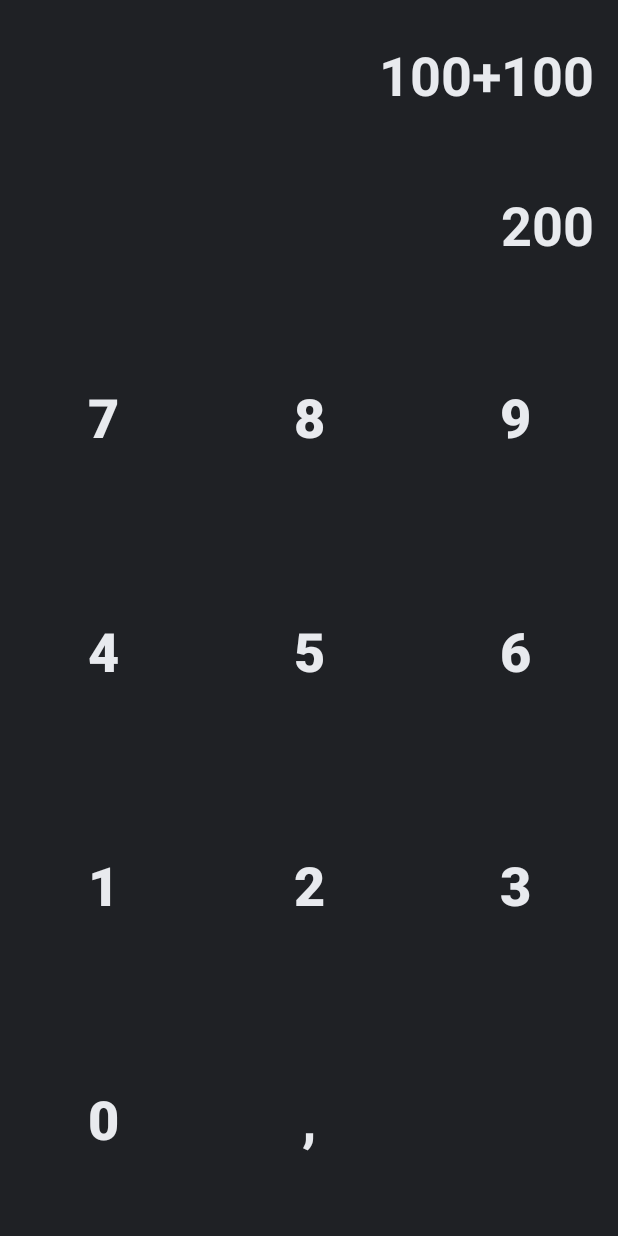
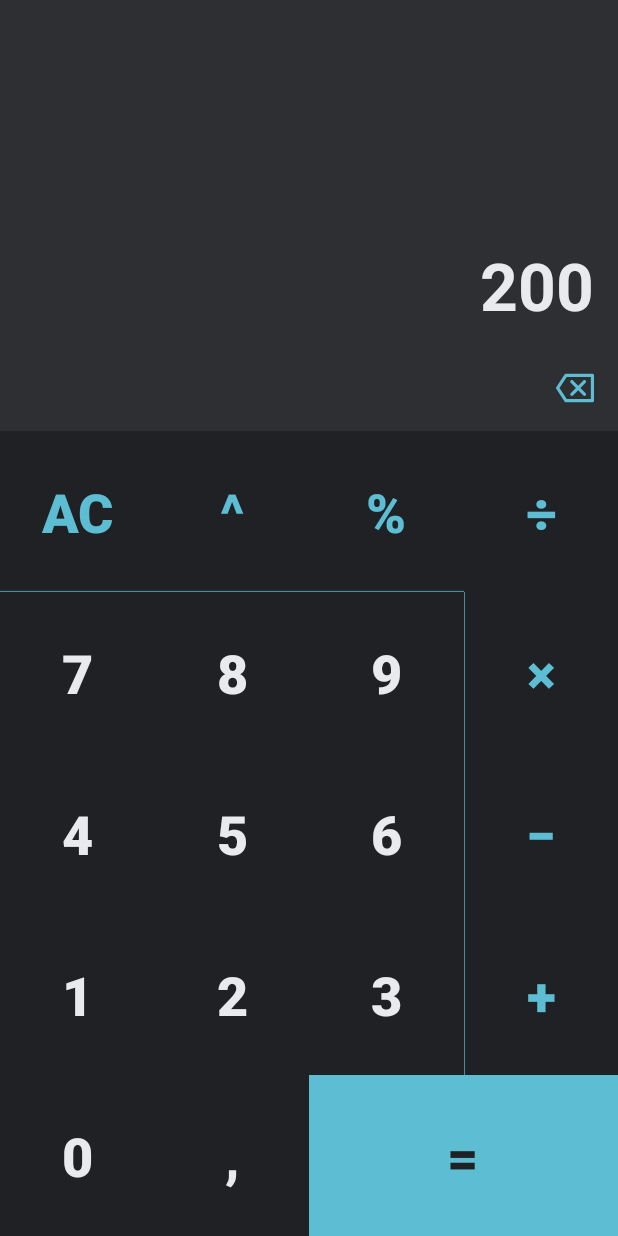
Before and after one commit to Jeff-Soares/android_calculator_app, an Android app: the layout activity_main.xml on its own in the app's theme, with its tools: preview values and no code run, on a phone screen of 412 x 824 dp. Run offline under Robolectric (Android 15) with nearby library versions, the phone set to English and light mode, and no system bars.

Commit message:
Improved base layout

```diff
--- a/app/build.gradle
+++ b/app/build.gradle
@@ -1,6 +1,7 @@
 plugins {
     id 'com.android.application'
     id 'kotlin-android'
+    id 'kotlin-kapt'
 }
 
 android {
@@ -30,6 +31,11 @@ android {
     kotlinOptions {
         jvmTarget = '1.8'
     }
+
+    buildFeatures{
+        viewBinding true
+        dataBinding true
+    }
 }
 
 dependencies {
--- a/app/src/main/java/com/jx/calculator/MainActivity.kt
+++ b/app/src/main/java/com/jx/calculator/MainActivity.kt
@@ -2,10 +2,18 @@ package com.jx.calculator
 
 import androidx.appcompat.app.AppCompatActivity
 import android.os.Bundle
+import android.text.method.ScrollingMovementMethod
+import com.jx.calculator.databinding.ActivityMainBinding
 
 class MainActivity : AppCompatActivity() {
+
+    private lateinit var binding: ActivityMainBinding
+
     override fun onCreate(savedInstanceState: Bundle?) {
         super.onCreate(savedInstanceState)
-        setContentView(R.layout.activity_main)
+        binding = ActivityMainBinding.inflate(layoutInflater)
+        setContentView(binding.root)
+
     }
+
 }
--- /dev/null
+++ b/app/src/main/res/drawable/backspace.xml
@@ -0,0 +1,12 @@
+<vector xmlns:android="http://schemas.android.com/apk/res/android"
+    android:width="25dp"
+    android:height="25dp"
+    android:viewportWidth="512"
+    android:viewportHeight="512">
+  <path
+      android:fillColor="#FF000000"
+      android:pathData="M490.667,64H133.077c-7.196,0 -13.906,3.627 -17.848,9.647L3.485,244.314c-4.647,7.098 -4.647,16.274 0,23.372l111.744,170.667c3.942,6.02 10.652,9.647 17.848,9.647h357.589c11.782,0 21.333,-9.551 21.333,-21.333V85.333C512,73.551 502.449,64 490.667,64zM469.333,405.333H144.609L46.833,256l97.776,-149.333h324.725V405.333z"/>
+  <path
+      android:fillColor="#FF000000"
+      android:pathData="M198.246,356.418c8.331,8.331 21.839,8.331 30.17,0l70.248,-70.248l70.248,70.248c8.331,8.331 21.839,8.331 30.17,0s8.331,-21.839 0,-30.17L328.834,256l70.248,-70.248c8.331,-8.331 8.331,-21.839 0,-30.17s-21.839,-8.331 -30.17,0l-70.248,70.248l-70.248,-70.248c-8.331,-8.331 -21.839,-8.331 -30.17,0c-8.331,8.331 -8.331,21.839 0,30.17L268.495,256l-70.248,70.248C189.915,334.58 189.915,348.087 198.246,356.418z"/>
+</vector>
--- /dev/null
+++ b/app/src/main/res/drawable/bg_button.xml
@@ -0,0 +1,5 @@
+<?xml version="1.0" encoding="utf-8"?>
+<shape xmlns:android="http://schemas.android.com/apk/res/android"
+    android:shape="rectangle">
+    <solid android:color="@color/black_night"/>
+</shape>
--- /dev/null
+++ b/app/src/main/res/drawable/bottom_border.xml
@@ -0,0 +1,9 @@
+<?xml version="1.0" encoding="utf-8"?>
+<shape xmlns:android="http://schemas.android.com/apk/res/android"
+    android:shape="rectangle">
+    <gradient
+        android:angle="90"
+        android:startColor="#5dbdd3"
+        android:centerColor="@android:color/transparent"
+        android:centerX="0.01" />
+</shape>
--- /dev/null
+++ b/app/src/main/res/drawable/button_ripple.xml
@@ -0,0 +1,10 @@
+<?xml version="1.0" encoding="utf-8"?>
+<ripple xmlns:android="http://schemas.android.com/apk/res/android"
+    android:color="@color/black">
+    <item>
+        <shape android:shape="oval">
+            <solid android:color="#20E8EAEE"/>
+        </shape>
+        <color android:color="@color/white"/>
+    </item>
+</ripple>
--- /dev/null
+++ b/app/src/main/res/drawable/left_border.xml
@@ -0,0 +1,9 @@
+<?xml version="1.0" encoding="utf-8"?>
+<shape xmlns:android="http://schemas.android.com/apk/res/android"
+    android:shape="rectangle">
+    <gradient
+        android:angle="0"
+        android:startColor="#5dbdd3"
+        android:centerColor="@android:color/transparent"
+        android:centerX="0.01" />
+</shape>
--- /dev/null
+++ b/app/src/main/res/drawable/sel_button.xml
@@ -0,0 +1,10 @@
+<?xml version="1.0" encoding="utf-8"?>
+<selector xmlns:android="http://schemas.android.com/apk/res/android"
+    android:enterFadeDuration="300"
+    android:exitFadeDuration="100">
+    <item
+        android:state_pressed="true"
+        android:drawable="@drawable/button_ripple"/>
+    <item
+        android:drawable="@drawable/bg_button"/>
+</selector>
--- a/app/src/main/res/layout/activity_main.xml
+++ b/app/src/main/res/layout/activity_main.xml
@@ -5,42 +5,82 @@
     android:layout_width="match_parent"
     android:layout_height="match_parent"
     android:theme="@style/Theme.Calculator"
-    tools:context=".MainActivity">
+    tools:context=".MainActivity"
+    android:background="#2D2F33"
+    tools:ignore="HardcodedText">
 
-    <androidx.appcompat.widget.AppCompatTextView
-        android:id="@+id/display_calc"
+    <HorizontalScrollView
+        android:id="@+id/calc_scroll"
         android:layout_width="match_parent"
-        android:layout_height="100dp"
-        android:layout_marginEnd="16dp"
-        android:gravity="center_vertical|end"
-        android:text="100+100"
+        android:layout_height="wrap_content"
+        android:layout_marginTop="50dp"
+        android:fillViewport="true"
+        android:scrollbars="none"
         app:layout_constraintEnd_toEndOf="parent"
         app:layout_constraintStart_toStartOf="parent"
-        app:layout_constraintTop_toTopOf="parent" />
+        app:layout_constraintTop_toTopOf="parent">
+
+        <androidx.appcompat.widget.AppCompatTextView
+            android:id="@+id/display_calc"
+            android:layout_width="wrap_content"
+            android:layout_height="100dp"
+            android:layout_gravity="end"
+            android:maxLines="1"
+            android:paddingHorizontal="16dp"
+            android:background="#2D2F33"
+            android:scrollbarAlwaysDrawHorizontalTrack="false"
+            android:scrollHorizontally="true"
+            android:theme="@style/Theme.Display_Calc"
+            tools:ignore="ScrollViewSize" />
+    </HorizontalScrollView>
 
     <androidx.appcompat.widget.AppCompatTextView
         android:id="@+id/display_result"
         android:layout_width="match_parent"
-        android:layout_height="100dp"
-        android:layout_marginEnd="16dp"
+        android:layout_height="80dp"
+        android:layout_marginHorizontal="16dp"
         android:gravity="center_vertical|end"
+        android:lines="1"
         android:text="200"
+        android:theme="@style/Theme.Display_Result"
+        android:background="#2D2F33"
         app:layout_constraintEnd_toEndOf="parent"
         app:layout_constraintStart_toStartOf="parent"
-        app:layout_constraintTop_toBottomOf="@id/display_calc" />
+        app:layout_constraintTop_toBottomOf="@id/calc_scroll" />
+
+    <RelativeLayout
+        android:id="@+id/options"
+        android:layout_width="match_parent"
+        android:layout_height="wrap_content"
+        android:orientation="horizontal"
+        android:background="#2D2F33"
+        app:layout_constraintStart_toStartOf="parent"
+        app:layout_constraintEnd_toEndOf="parent"
+        app:layout_constraintTop_toBottomOf="@id/display_result">
+
+        <androidx.appcompat.widget.AppCompatImageButton
+            android:layout_width="wrap_content"
+            android:layout_height="wrap_content"
+            android:src="@drawable/backspace"
+            android:tint="#5dbdd3"
+            android:layout_margin="16dp"
+            android:layout_gravity="end"
+            android:background="@null"
+            android:layout_alignParentEnd="true"/>
+
+    </RelativeLayout>
 
     <GridLayout
-        android:id="@+id/calc_keyboard"
+        android:id="@+id/num_keyboard"
         android:layout_width="match_parent"
         android:layout_height="0dp"
-        android:columnCount="3"
-        android:rowCount="4"
+        android:columnCount="4"
+        android:rowCount="5"
         app:layout_constraintBottom_toBottomOf="parent"
         app:layout_constraintEnd_toEndOf="parent"
         app:layout_constraintStart_toStartOf="parent"
-        app:layout_constraintTop_toBottomOf="@id/display_result">
+        app:layout_constraintTop_toBottomOf="@id/options">
 
-        <!-- First row -->
         <androidx.appcompat.widget.AppCompatButton
             android:layout_width="wrap_content"
             android:layout_height="wrap_content"
@@ -48,7 +88,9 @@
             android:layout_rowWeight="1"
             android:layout_column="0"
             android:layout_columnWeight="1"
-            android:text="7" />
+            android:foreground="@drawable/bottom_border"
+            android:text="AC"
+            android:textColor="#5dbdd3" />
 
         <androidx.appcompat.widget.AppCompatButton
             android:layout_width="wrap_content"
@@ -57,7 +99,9 @@
             android:layout_rowWeight="1"
             android:layout_column="1"
             android:layout_columnWeight="1"
-            android:text="8" />
+            android:foreground="@drawable/bottom_border"
+            android:text="^"
+            android:textColor="#5dbdd3" />
 
         <androidx.appcompat.widget.AppCompatButton
             android:layout_width="wrap_content"
@@ -66,14 +110,68 @@
             android:layout_rowWeight="1"
             android:layout_column="2"
             android:layout_columnWeight="1"
+            android:foreground="@drawable/bottom_border"
+            android:text="%"
+            android:textColor="#5dbdd3" />
+
+        <androidx.appcompat.widget.AppCompatButton
+            android:layout_width="wrap_content"
+            android:layout_height="wrap_content"
+            android:layout_row="0"
+            android:layout_rowWeight="1"
+            android:layout_column="3"
+            android:layout_columnWeight="1"
+            android:text="÷"
+            android:textColor="#5dbdd3" />
+
+        <!-- First row -->
+        <androidx.appcompat.widget.AppCompatButton
+            android:id="@+id/n7"
+            android:layout_width="wrap_content"
+            android:layout_height="wrap_content"
+            android:layout_row="1"
+            android:layout_rowWeight="1"
+            android:layout_column="0"
+            android:layout_columnWeight="1"
+            android:text="7" />
+
+        <androidx.appcompat.widget.AppCompatButton
+            android:id="@+id/n8"
+            android:layout_width="wrap_content"
+            android:layout_height="wrap_content"
+            android:layout_row="1"
+            android:layout_rowWeight="1"
+            android:layout_column="1"
+            android:layout_columnWeight="1"
+            android:text="8" />
+
+        <androidx.appcompat.widget.AppCompatButton
+            android:id="@+id/n9"
+            android:layout_width="wrap_content"
+            android:layout_height="wrap_content"
+            android:layout_row="1"
+            android:layout_rowWeight="1"
+            android:layout_column="2"
+            android:layout_columnWeight="1"
             android:text="9" />
+
+        <androidx.appcompat.widget.AppCompatButton
+            android:layout_width="wrap_content"
+            android:layout_height="wrap_content"
+            android:layout_row="1"
+            android:layout_rowWeight="1"
+            android:layout_column="3"
+            android:layout_columnWeight="1"
+            android:foreground="@drawable/left_border"
+            android:text="×"
+            android:textColor="#5dbdd3" />
 
 
         <!-- Second row -->
         <androidx.appcompat.widget.AppCompatButton
             android:layout_width="wrap_content"
             android:layout_height="wrap_content"
-            android:layout_row="1"
+            android:layout_row="2"
             android:layout_rowWeight="1"
             android:layout_column="0"
             android:layout_columnWeight="1"
@@ -82,7 +180,7 @@
         <androidx.appcompat.widget.AppCompatButton
             android:layout_width="wrap_content"
             android:layout_height="wrap_content"
-            android:layout_row="1"
+            android:layout_row="2"
             android:layout_rowWeight="1"
             android:layout_column="1"
             android:layout_columnWeight="1"
@@ -91,18 +189,29 @@
         <androidx.appcompat.widget.AppCompatButton
             android:layout_width="wrap_content"
             android:layout_height="wrap_content"
-            android:layout_row="1"
+            android:layout_row="2"
             android:layout_rowWeight="1"
             android:layout_column="2"
             android:layout_columnWeight="1"
             android:text="6" />
+
+        <androidx.appcompat.widget.AppCompatButton
+            android:layout_width="wrap_content"
+            android:layout_height="wrap_content"
+            android:layout_row="2"
+            android:layout_rowWeight="1"
+            android:layout_column="3"
+            android:layout_columnWeight="1"
+            android:foreground="@drawable/left_border"
+            android:text="−"
+            android:textColor="#5dbdd3" />
 
 
         <!-- Third row -->
         <androidx.appcompat.widget.AppCompatButton
             android:layout_width="wrap_content"
             android:layout_height="wrap_content"
-            android:layout_row="2"
+            android:layout_row="3"
             android:layout_rowWeight="1"
             android:layout_column="0"
             android:layout_columnWeight="1"
@@ -111,7 +220,7 @@
         <androidx.appcompat.widget.AppCompatButton
             android:layout_width="wrap_content"
             android:layout_height="wrap_content"
-            android:layout_row="2"
+            android:layout_row="3"
             android:layout_rowWeight="1"
             android:layout_column="1"
             android:layout_columnWeight="1"
@@ -120,18 +229,29 @@
         <androidx.appcompat.widget.AppCompatButton
             android:layout_width="wrap_content"
             android:layout_height="wrap_content"
-            android:layout_row="2"
+            android:layout_row="3"
             android:layout_rowWeight="1"
             android:layout_column="2"
             android:layout_columnWeight="1"
             android:text="3" />
+
+        <androidx.appcompat.widget.AppCompatButton
+            android:layout_width="wrap_content"
+            android:layout_height="wrap_content"
+            android:layout_row="3"
+            android:layout_rowWeight="1"
+            android:layout_column="3"
+            android:layout_columnWeight="1"
+            android:foreground="@drawable/left_border"
+            android:text="+"
+            android:textColor="#5dbdd3" />
 
 
         <!-- Forth row -->
         <androidx.appcompat.widget.AppCompatButton
             android:layout_width="wrap_content"
             android:layout_height="wrap_content"
-            android:layout_row="3"
+            android:layout_row="4"
             android:layout_rowWeight="1"
             android:layout_column="0"
             android:layout_columnWeight="1"
@@ -140,12 +260,25 @@
         <androidx.appcompat.widget.AppCompatButton
             android:layout_width="wrap_content"
             android:layout_height="wrap_content"
-            android:layout_row="3"
+            android:layout_row="4"
             android:layout_rowWeight="1"
             android:layout_column="1"
             android:layout_columnWeight="1"
             android:text="," />
 
+        <androidx.appcompat.widget.AppCompatButton
+            android:layout_width="wrap_content"
+            android:layout_height="wrap_content"
+            android:layout_row="4"
+            android:layout_rowWeight="1"
+            android:layout_column="2"
+            android:layout_columnSpan="2"
+            android:layout_columnWeight="2"
+            android:background="#5dbdd3"
+            android:foreground="?android:attr/selectableItemBackgroundBorderless"
+            android:text="="
+            android:textColor="@color/black_night" />
+
     </GridLayout>
 
 </androidx.constraintlayout.widget.ConstraintLayout>
--- a/app/src/main/res/values-night/themes.xml
+++ b/app/src/main/res/values-night/themes.xml
@@ -1,20 +1,19 @@
-<resources xmlns:tools="http://schemas.android.com/tools">
+<resources>
     <!-- Base application theme. -->
     <style name="Theme.Calculator" parent="Theme.MaterialComponents.DayNight.NoActionBar">
         <!-- Primary brand color. -->
-        <item name="colorPrimary">@color/purple_200</item>
+        <item name="colorPrimary">@color/purple_500</item>
         <item name="colorPrimaryVariant">@color/purple_700</item>
-        <item name="colorOnPrimary">@color/black</item>
+        <item name="colorOnPrimary">@color/white</item>
         <!-- Secondary brand color. -->
         <item name="colorSecondary">@color/teal_200</item>
-        <item name="colorSecondaryVariant">@color/teal_200</item>
+        <item name="colorSecondaryVariant">@color/teal_700</item>
         <item name="colorOnSecondary">@color/black</item>
         <!-- Status bar color. -->
         <item name="android:statusBarColor">@color/black_night</item>
         <!-- Customize your theme here. -->
         <item name="android:background">@color/black_night</item>
         <item name="buttonStyle">@style/Theme.Button</item>
-        <item name="android:textViewStyle">@style/Theme.TextView</item>
     </style>
 
     <style name="Theme.Button" parent="Widget.AppCompat.Button.Borderless">
@@ -24,8 +23,16 @@
         <item name="android:background">?android:attr/selectableItemBackgroundBorderless</item>
     </style>
 
-    <style name="Theme.TextView" parent="Widget.AppCompat.TextView">
-        <item name="android:textSize">36sp</item>
+    <style name="Theme.Display_Calc" parent="Widget.AppCompat.TextView">
+        <item name="autoSizeTextType">uniform</item>
+        <item name="autoSizeMaxTextSize">60sp</item>
+        <item name="autoSizeMinTextSize">30sp</item>
+        <item name="android:textStyle">bold</item>
+        <item name="android:textColor">@color/nova_white</item>
+    </style>
+
+    <style name="Theme.Display_Result" parent="Widget.AppCompat.TextView">
+        <item name="android:textSize">44sp</item>
         <item name="android:textStyle">bold</item>
         <item name="android:textColor">@color/nova_white</item>
     </style>
--- a/app/src/main/res/values/strings.xml
+++ b/app/src/main/res/values/strings.xml
@@ -1,3 +1,5 @@
 <resources>
     <string name="app_name">Calculator</string>
+    <string name="test1">99+66+22</string>
+    <string name="test2">97989879895131231856419798987989513123185641979898798951312318564197989879895131231856419798987989513123185641</string>
 </resources>
--- a/app/src/main/res/values/themes.xml
+++ b/app/src/main/res/values/themes.xml
@@ -1,4 +1,4 @@
-<resources xmlns:tools="http://schemas.android.com/tools">
+<resources>
     <!-- Base application theme. -->
     <style name="Theme.Calculator" parent="Theme.MaterialComponents.DayNight.NoActionBar">
         <!-- Primary brand color. -->
@@ -14,7 +14,6 @@
         <!-- Customize your theme here. -->
         <item name="android:background">@color/black_night</item>
         <item name="buttonStyle">@style/Theme.Button</item>
-        <item name="android:textViewStyle">@style/Theme.TextView</item>
     </style>
 
     <style name="Theme.Button" parent="Widget.AppCompat.Button.Borderless">
@@ -24,8 +23,16 @@
         <item name="android:background">?android:attr/selectableItemBackgroundBorderless</item>
     </style>
 
-    <style name="Theme.TextView" parent="Widget.AppCompat.TextView">
-        <item name="android:textSize">36sp</item>
+    <style name="Theme.Display_Calc" parent="Widget.AppCompat.TextView">
+        <item name="autoSizeTextType">uniform</item>
+        <item name="autoSizeMaxTextSize">60sp</item>
+        <item name="autoSizeMinTextSize">30sp</item>
+        <item name="android:textStyle">bold</item>
+        <item name="android:textColor">@color/nova_white</item>
+    </style>
+
+    <style name="Theme.Display_Result" parent="Widget.AppCompat.TextView">
+        <item name="android:textSize">44sp</item>
         <item name="android:textStyle">bold</item>
         <item name="android:textColor">@color/nova_white</item>
     </style>
```
